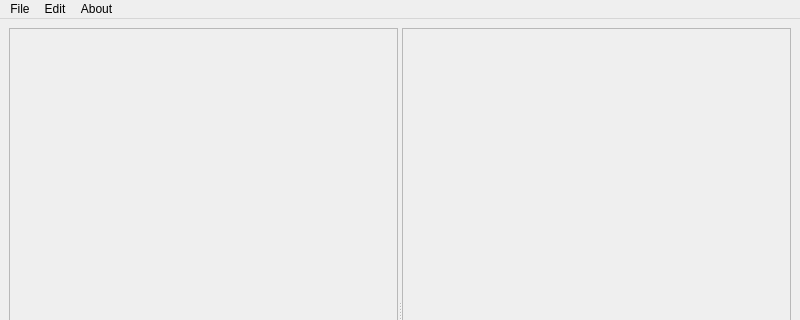
Above: fredo/gui/main_window.ui from fredo-editor/FreDo before the change; both pictures show x 0 to 800 and y 0 to 320 of the 800 by 600 pixel window. Below: the same form after it.
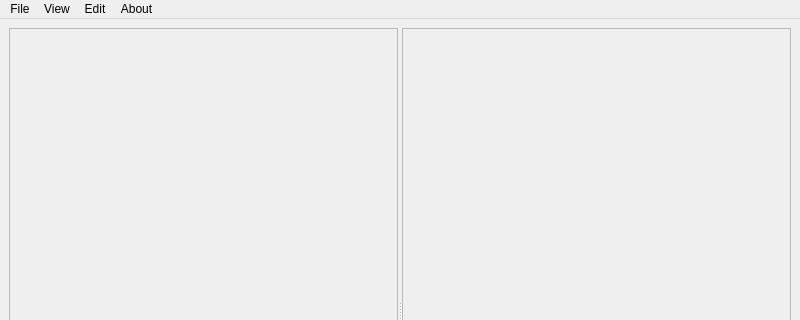
That is the form after the change. Icons and pictures are not drawn.

Commit message: Added linked zoom and completed new image dialog box

Diff of the .ui file:
```diff
--- a/fredo/gui/main_window.ui
+++ b/fredo/gui/main_window.ui
@@ -229,7 +229,14 @@
     <addaction name="action_about"/>
     <addaction name="action_website"/>
    </widget>
+   <widget class="QMenu" name="menuView">
+    <property name="title">
+     <string>View</string>
+    </property>
+    <addaction name="action_linked_zoom"/>
+   </widget>
    <addaction name="menuFile"/>
+   <addaction name="menuView"/>
    <addaction name="menuBrushes"/>
    <addaction name="menuAbout"/>
   </widget>
```
Left out of the diff: 17 changed lines with no effect on the pictures. The commit also changes 5 other files.
